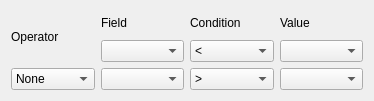
Qt form sheets/dialogs/pivotfilters.ui (KDE/calligra) before a commit.
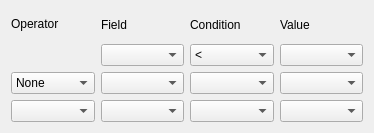
The same form after that commit.

Diff of the .ui file:
```diff
--- a/sheets/dialogs/pivotfilters.ui
+++ b/sheets/dialogs/pivotfilters.ui
@@ -7,7 +7,7 @@
     <x>0</x>
     <y>0</y>
     <width>374</width>
-    <height>101</height>
+    <height>133</height>
    </rect>
   </property>
   <property name="windowTitle">
@@ -15,14 +15,49 @@
   </property>
   <layout class="QGridLayout" name="gridLayout">
    <item row="0" column="0">
+    <layout class="QHBoxLayout" name="horizontalLayout">
+     <item>
+      <layout class="QVBoxLayout" name="verticalLayout_4">
+       <item>
     <widget class="QLabel" name="label">
      <property name="text">
       <string>Operator</string>
      </property>
     </widget>
    </item>
-   <item row="0" column="1" rowspan="2">
-    <layout class="QVBoxLayout" name="verticalLayout_3">
+       <item>
+        <widget class="QLabel" name="label_5">
+         <property name="text">
+          <string/>
+         </property>
+        </widget>
+       </item>
+       <item>
+        <widget class="QComboBox" name="Operator">
+         <item>
+          <property name="text">
+           <string>None</string>
+          </property>
+         </item>
+         <item>
+          <property name="text">
+           <string>And</string>
+          </property>
+         </item>
+         <item>
+          <property name="text">
+           <string>Or</string>
+          </property>
+         </item>
+        </widget>
+       </item>
+       <item>
+        <widget class="QComboBox" name="Operator2"/>
+       </item>
+      </layout>
+     </item>
+     <item>
+      <layout class="QVBoxLayout" name="verticalLayout">
      <item>
       <widget class="QLabel" name="label_2">
        <property name="text">
@@ -36,9 +71,12 @@
      <item>
       <widget class="QComboBox" name="Field2"/>
      </item>
-    </layout>
-   </item>
-   <item row="0" column="2" rowspan="2">
+       <item>
+        <widget class="QComboBox" name="Field3"/>
+       </item>
+      </layout>
+     </item>
+     <item>
     <layout class="QVBoxLayout" name="verticalLayout_2">
      <item>
       <widget class="QLabel" name="label_3">
@@ -72,33 +110,15 @@
       </widget>
      </item>
      <item>
-      <widget class="QComboBox" name="comboBox_6">
-       <item>
-        <property name="text">
-         <string>&gt;</string>
-        </property>
+        <widget class="QComboBox" name="Condition2"/>
        </item>
        <item>
-        <property name="text">
-         <string>&lt;</string>
-        </property>
-       </item>
-       <item>
-        <property name="text">
-         <string>==</string>
-        </property>
-       </item>
-       <item>
-        <property name="text">
-         <string>!=</string>
-        </property>
-       </item>
-      </widget>
+        <widget class="QComboBox" name="Condition3"/>
      </item>
     </layout>
    </item>
-   <item row="0" column="3" rowspan="2">
-    <layout class="QVBoxLayout" name="verticalLayout">
+     <item>
+      <layout class="QVBoxLayout" name="verticalLayout_3">
      <item>
       <widget class="QLabel" name="label_4">
        <property name="text">
@@ -110,28 +130,14 @@
       <widget class="QComboBox" name="Value"/>
      </item>
      <item>
-      <widget class="QComboBox" name="comboBox_7"/>
-     </item>
-    </layout>
-   </item>
-   <item row="1" column="0">
-    <widget class="QComboBox" name="Operator">
+        <widget class="QComboBox" name="Value2"/>
+       </item>
      <item>
-      <property name="text">
-       <string>None</string>
-      </property>
-     </item>
-     <item>
-      <property name="text">
-       <string>And</string>
-      </property>
+        <widget class="QComboBox" name="Value3"/>
+       </item>
+      </layout>
      </item>
-     <item>
-      <property name="text">
-       <string>Or</string>
-      </property>
-     </item>
-    </widget>
+    </layout>
    </item>
   </layout>
  </widget>
```
Lines whose indentation alone changed are shown as unchanged.
